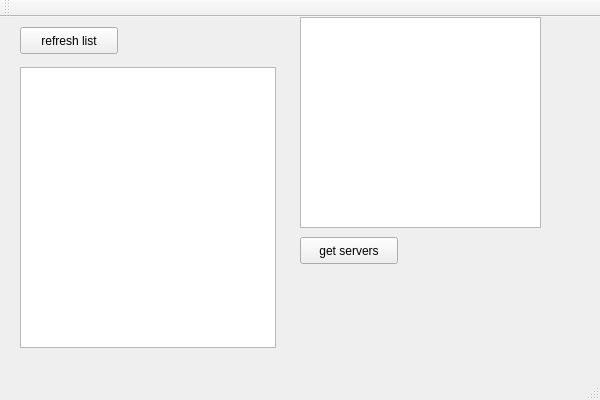
The window that MainClient/gui/mainwindow.ui (stareven/Dlut-Game-Platform) describes before a commit, drawn with Qt 5.
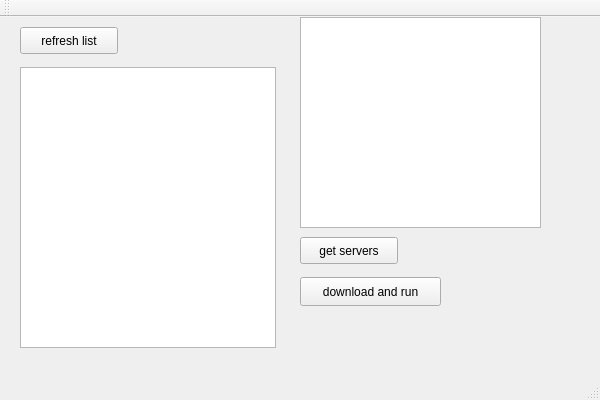
The same window after the commit.

What changed in the file:
```diff
--- a/MainClient/gui/mainwindow.ui
+++ b/MainClient/gui/mainwindow.ui
@@ -60,6 +60,19 @@
      <string>get servers</string>
     </property>
    </widget>
+   <widget class="QPushButton" name="btn_download_run">
+    <property name="geometry">
+     <rect>
+      <x>300</x>
+      <y>260</y>
+      <width>141</width>
+      <height>29</height>
+     </rect>
+    </property>
+    <property name="text">
+     <string>download and run</string>
+    </property>
+   </widget>
   </widget>
   <widget class="QMenuBar" name="menuBar">
    <property name="geometry">
```
Left out of the diff: 2 changed lines with no effect on the pictures.
